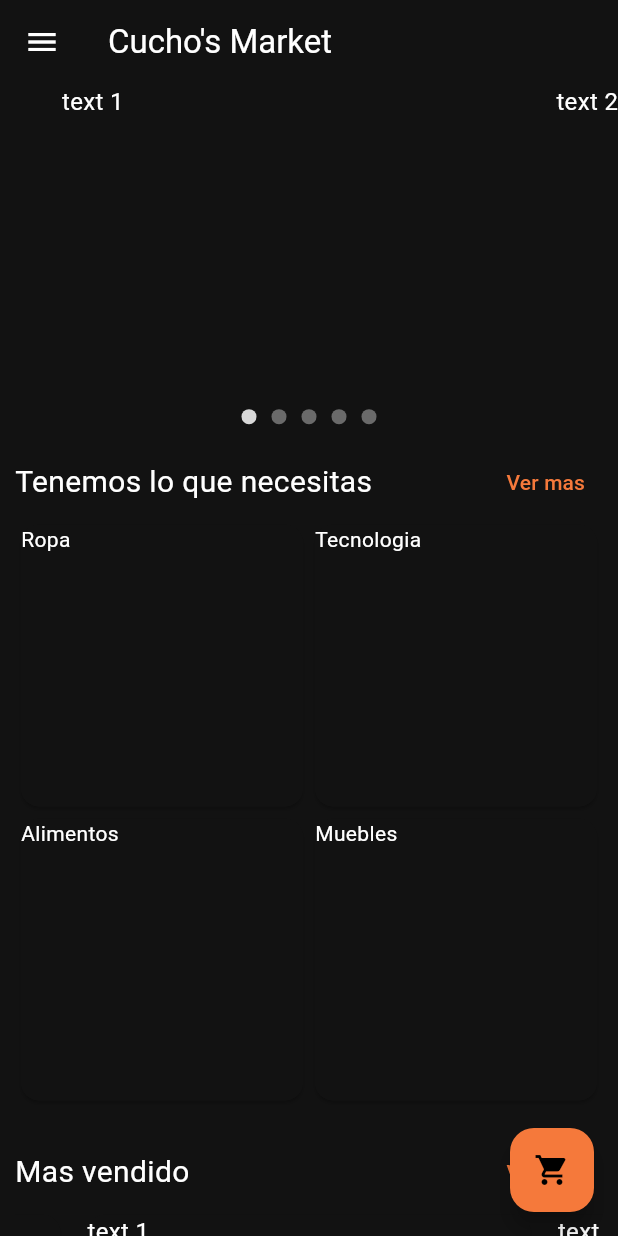
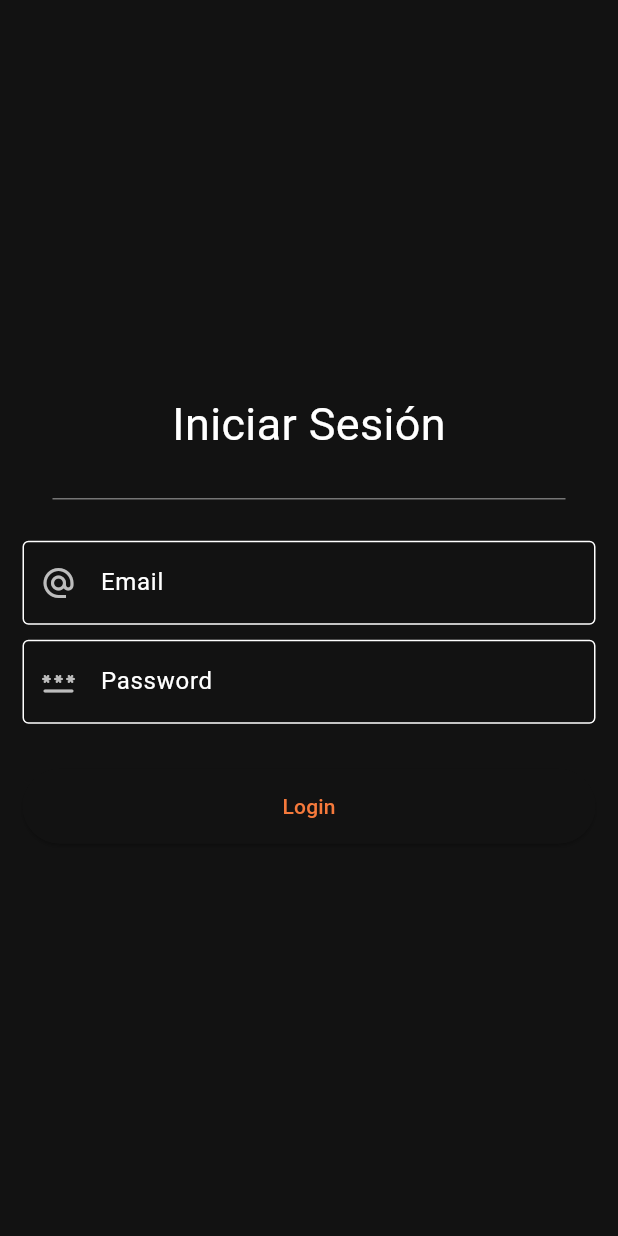
Before and after one commit to Cucho-s-Market/cuchos_market_mobile, a Flutter app: the screen it shows after launch, on a phone screen of 412 x 824 dp. Run offline on Flutter 3.47's test engine with Material 2 defaults, Android fonts, the light colour scheme and no system bars; drawn by our look-alikes of carousel_slider; missing offline and left inert: dart:ffi; Roboto replaces fonts that are missing (OpenSans).

Commit message:
Se realiza implementación basica de pagina y función de busqueda con objetos de prueba, pagina de login sin logica de inicio de sesión y redirecciones de CU esperados.

```diff
--- a/lib/main.dart
+++ b/lib/main.dart
@@ -1,8 +1,4 @@
-import 'package:cuchos_market_mobile/widgets/category_grid.dart';
-import 'package:cuchos_market_mobile/widgets/products_carousel.dart';
-import 'package:cuchos_market_mobile/widgets/promos_carousel.dart';
-import 'package:cuchos_market_mobile/widgets/section.dart';
-import 'package:cuchos_market_mobile/widgets/side_panel.dart';
+import 'package:cuchos_market_mobile/pages/login_page.dart';
 import 'package:flutter/material.dart';
 
 void main() {
@@ -26,60 +22,21 @@ class MyApp extends StatelessWidget {
         fontFamily: 'OpenSans',
         dividerColor: Colors.transparent,
       ),
-      home: const CuchosMarketPage(title: 'Cucho\'s Market'),
+      home: const CuchosMarketPage(),
       debugShowCheckedModeBanner: false,
     );
   }
 }
 
 class CuchosMarketPage extends StatefulWidget {
-  const CuchosMarketPage({super.key, required this.title});
-
-  final String title;
-
+  const CuchosMarketPage({super.key});
   @override
   State<CuchosMarketPage> createState() => _CuchosMarketPageState();
 }
 
 class _CuchosMarketPageState extends State<CuchosMarketPage> {
-  int _counter = 0;
-
-  void _incrementCounter() {
-    setState(() {
-      _counter++;
-    });
-  }
-
   @override
   Widget build(BuildContext context) {
-    return Scaffold(
-      appBar: AppBar(
-        title: Text(widget.title),
-      ),
-      drawer: const SidePanel(),
-      body: ListView(
-        children: [
-          PromosCarousel(),
-          const CategoryGrid(),
-          ProductsCarousel(
-            title: const Text(
-              "Mas vendido",
-              style: TextStyle(fontSize: 20),
-            ),
-          ),
-          ProductsCarousel(
-            title: const Text(
-              "Nuevos Productos",
-              style: TextStyle(fontSize: 20),
-            ),
-          ),
-        ],
-      ),
-      floatingActionButton: FloatingActionButton(
-        onPressed: () {},
-        tooltip: 'Cart',
-        child: const Icon(Icons.shopping_cart),
-      ),
-    );
+    return LoginPage();
   }
 }
--- /dev/null
+++ b/lib/pages/login_page.dart
@@ -0,0 +1,92 @@
+import 'package:cuchos_market_mobile/pages/home_page.dart';
+import 'package:flutter/material.dart';
+
+import '../widgets/tool_bar.dart';
+
+class LoginPage extends StatefulWidget {
+  const LoginPage({super.key});
+
+  @override
+  State<LoginPage> createState() => _LoginPageState();
+}
+
+class _LoginPageState extends State<LoginPage> {
+  final TextEditingController _emailController = TextEditingController();
+  final TextEditingController _passwordController = TextEditingController();
+
+  void login() {
+    //TODO: Agregar logica para realizar inicio de sesion
+    debugPrint(_emailController.text);
+    debugPrint(_passwordController.text);
+
+    Navigator.push(
+      context,
+      MaterialPageRoute(
+        builder: (context) => const HomePage(),
+      ),
+    );
+  }
+
+  @override
+  Widget build(BuildContext context) {
+    return Scaffold(
+      body: Container(
+        margin: const EdgeInsets.all(15),
+        child: Column(
+          crossAxisAlignment: CrossAxisAlignment.center,
+          mainAxisAlignment: MainAxisAlignment.center,
+          children: [
+            const Text(
+              "Iniciar Sesión",
+              style: TextStyle(
+                fontSize: 30,
+              ),
+            ),
+            Container(
+              margin: const EdgeInsets.all(20),
+              child: Divider(
+                color: Colors.grey[600],
+              ),
+            ),
+            TextField(
+              controller: _emailController,
+              decoration: InputDecoration(
+                label: const Text("Email"),
+                border: const OutlineInputBorder(),
+                prefixIcon: Icon(
+                  Icons.alternate_email,
+                  color: Colors.grey[400],
+                ),
+              ),
+            ),
+            const SizedBox(
+              height: 10,
+            ),
+            TextField(
+              controller: _passwordController,
+              obscureText: true,
+              decoration: InputDecoration(
+                label: const Text("Password"),
+                border: const OutlineInputBorder(),
+                prefixIcon: Icon(
+                  Icons.password_rounded,
+                  color: Colors.grey[400],
+                ),
+              ),
+            ),
+            Container(
+              margin: const EdgeInsets.only(top: 30),
+              child: ElevatedButton(
+                style: ElevatedButton.styleFrom(
+                  minimumSize: const Size.fromHeight(50),
+                ),
+                onPressed: login,
+                child: const Text("Login"),
+              ),
+            ),
+          ],
+        ),
+      ),
+    );
+  }
+}
```
Also changed, not shown: lib/models/user.dart (+11 -12 lines), lib/pages/home_page.dart (+47 -0 lines), lib/pages/search_page.dart (+232 -0 lines), lib/widgets/tool_bar.dart (added, +38 -0 lines).
